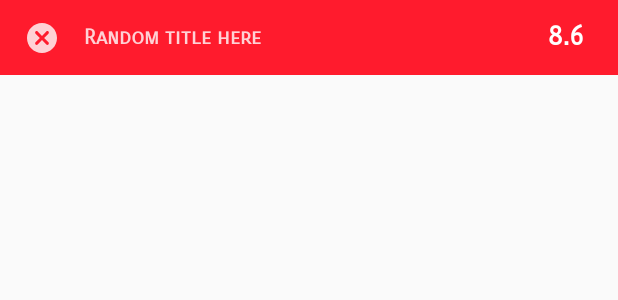
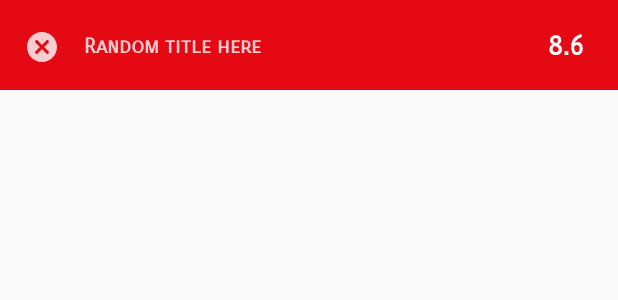
Before and after one commit to Veeresh8/Netflix-IMDB-Plugin, an Android app: the layout rating_view.xml on its own in the app's theme, with its tools: preview values and no code run, on a phone screen of 412 x 824 dp. Shown: the top 300 px of the screen. Run offline under Robolectric (Android 15) with nearby library versions, the phone set to English and light mode, and no system bars; Roboto replaces fonts that are not available here.

Commit message:
Fixing RatingView inconsistencies

```diff
--- a/app/src/main/java/com/droid/netflixIMDB/RatingViewRenderer.kt
+++ b/app/src/main/java/com/droid/netflixIMDB/RatingViewRenderer.kt
@@ -33,7 +33,7 @@ class RatingViewRenderer {
 
         params = WindowManager.LayoutParams(
             WindowManager.LayoutParams.MATCH_PARENT,
-            context.resources.getDimensionPixelOffset(R.dimen.rating_view_width),
+            WindowManager.LayoutParams.WRAP_CONTENT,
             layoutFlag,
             WindowManager.LayoutParams.FLAG_NOT_FOCUSABLE,
             PixelFormat.TRANSLUCENT
@@ -96,6 +96,10 @@ class RatingViewRenderer {
                 timer = object : CountDownTimer(4500, 1000) {
                     override fun onTick(millisUntilFinished: Long) {
                         Log.d(TAG, "On tick $millisUntilFinished")
+                        if (mRatingView?.windowToken == null) {
+                            Log.i(TAG, "Rating view was removed, adding again!")
+                            mWindowManager?.addView(mRatingView, params)
+                        }
                     }
 
                     override fun onFinish() {
--- a/app/src/main/res/layout/rating_view.xml
+++ b/app/src/main/res/layout/rating_view.xml
@@ -6,11 +6,11 @@
 
     <androidx.constraintlayout.widget.ConstraintLayout
             android:layout_width="0dp"
-            android:layout_height="50dp"
+            android:layout_height="60dp"
             android:id="@+id/constraintLayout"
             app:layout_constraintEnd_toEndOf="parent"
             app:layout_constraintTop_toTopOf="parent" app:layout_constraintStart_toStartOf="parent"
-            android:background="#ff1b2d">
+            android:background="@color/netflixRed">
 
         <ImageView
                 android:layout_width="24dp"
@@ -19,7 +19,8 @@
                 android:src="@drawable/ic_round_cancel_24px"
                 app:layout_constraintTop_toTopOf="parent"
                 app:layout_constraintBottom_toBottomOf="parent" android:id="@+id/ivClose"
-                app:layout_constraintStart_toStartOf="parent" android:layout_marginStart="16dp"/>
+                app:layout_constraintStart_toStartOf="parent" android:layout_marginStart="16dp"
+                android:layout_marginTop="2dp"/>
         <TextView
                 android:singleLine="true"
                 android:ellipsize="marquee"
@@ -28,7 +29,7 @@
                 android:layout_height="wrap_content"
                 android:id="@+id/tvTitle" android:layout_marginStart="16dp"
                 app:layout_constraintStart_toEndOf="@+id/ivClose" app:layout_constraintTop_toTopOf="parent"
-                android:layout_marginTop="16dp"
+                android:layout_marginTop="22dp"
                 android:text="Random title here"
                 android:textColor="@android:color/white"
                 android:fontFamily="sans-serif-smallcaps"
@@ -44,7 +45,7 @@
                 android:text="8.6"
                 android:layout_width="wrap_content"
                 android:layout_height="wrap_content" app:layout_constraintTop_toTopOf="parent"
-                android:layout_marginTop="13dp" android:id="@+id/tvRating"
+                android:layout_marginTop="20dp" android:id="@+id/tvRating"
                 app:layout_constraintStart_toEndOf="@+id/tvTitle" android:layout_marginStart="16dp"
                 app:layout_constraintEnd_toEndOf="parent" android:layout_marginEnd="16dp"
                 android:textColor="@android:color/white" android:fontFamily="sans-serif-smallcaps"
--- a/app/src/main/res/values/dimens.xml
+++ b/app/src/main/res/values/dimens.xml
@@ -1,4 +1,4 @@
 <?xml version="1.0" encoding="utf-8"?>
 <resources>
-    <dimen name="rating_view_width">150dp</dimen>
+    <dimen name="rating_view_width">165dp</dimen>
 </resources>
```
